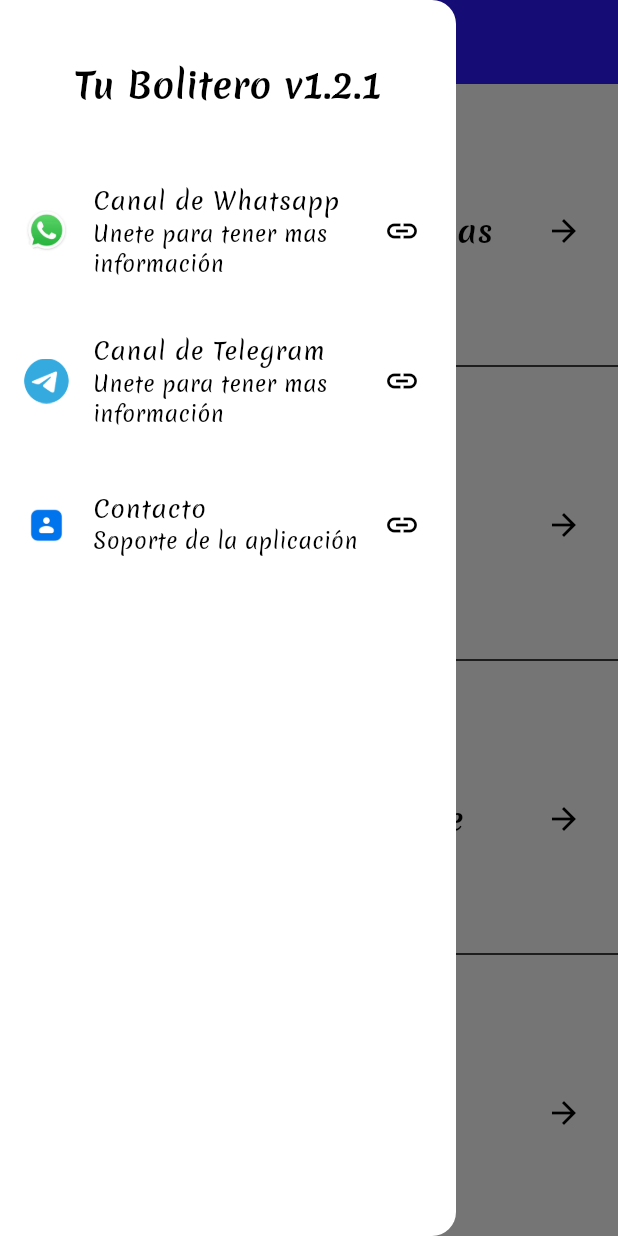
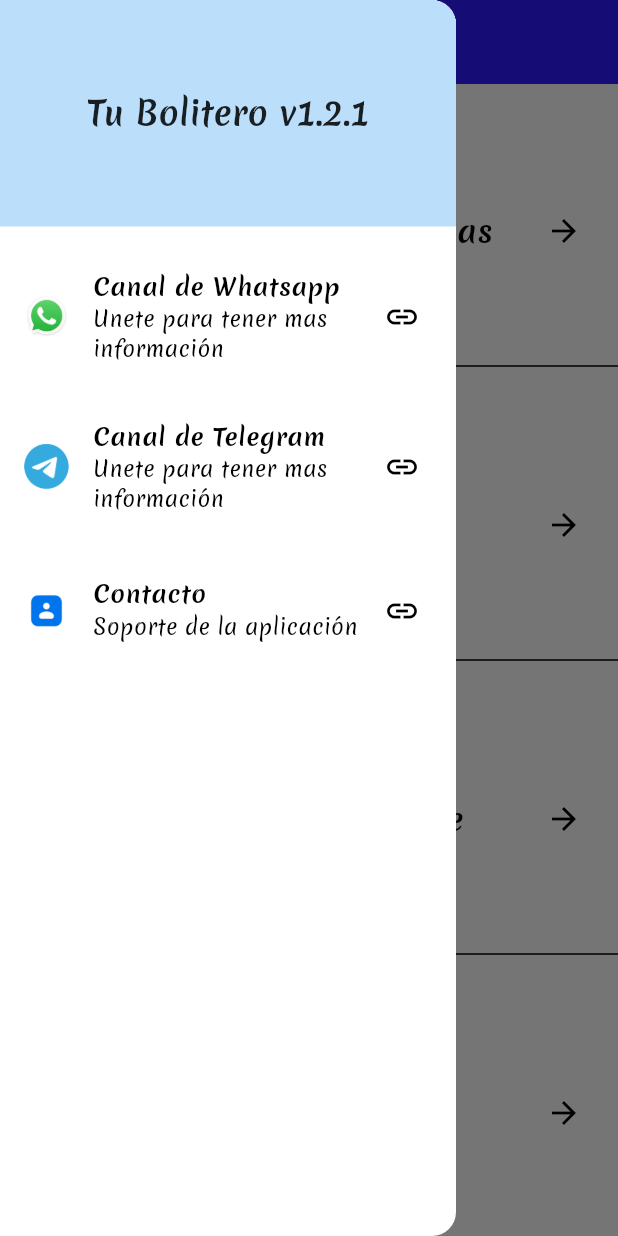
Before and after one commit to GuillermoPerez32/tu_bolitero, a Flutter app: the screen it shows after launch, with the side drawer open, on a phone screen of 412 x 824 dp. Run offline on Flutter 3.47's test engine with Material 3 defaults, Android fonts, the phone set to English and light mode, and no system bars; our stand-ins replace bloc, cached_network_image, dio, flutter_animate, flutter_bloc, freezed_annotation and 2 more; network calls fail.

Commit message:
fix drawer

```diff
--- a/lib/ui/screens/home_screen.dart
+++ b/lib/ui/screens/home_screen.dart
@@ -21,24 +21,27 @@ class HomeScreen extends StatelessWidget {
         title: const Text('Tu Bolitero'),
       ),
       drawer: Drawer(
-        child: ListView(
+        child: Column(
           children: [
-            const SizedBox(
-              height: 40,
-            ),
             Container(
-              child: const Center(
-                child: Text(
-                  'Tu Bolitero v$currentApkVersion',
-                  style: TextStyle(
-                    fontWeight: FontWeight.bold,
-                    fontSize: 24,
+              padding: const EdgeInsets.symmetric(vertical: 60),
+              color: Colors.blue[100],
+              child: const Column(
+                children: [
+                  Center(
+                    child: Text(
+                      'Tu Bolitero v$currentApkVersion',
+                      style: TextStyle(
+                          fontWeight: FontWeight.bold,
+                          fontSize: 22,
+                          color: Colors.black87),
+                    ),
                   ),
-                ),
+                ],
               ),
             ),
             const SizedBox(
-              height: 40,
+              height: 20,
             ),
             ListTile(
               leading: SizedBox(
@@ -46,7 +49,10 @@ class HomeScreen extends StatelessWidget {
                 height: 30,
                 child: Image.asset('assets/whatsapp.png'),
               ),
-              title: const Text('Canal de Whatsapp'),
+              title: const Text(
+                'Canal de Whatsapp',
+                style: TextStyle(fontWeight: FontWeight.bold),
+              ),
               subtitle: const Text('Unete para tener mas información'),
               onTap: () => launchUrl(Uri.parse(
                   'https://whatsapp.com/channel/0029VaCVnwn9mrGZA0iKjd0t')),
@@ -61,7 +67,10 @@ class HomeScreen extends StatelessWidget {
                 height: 30,
                 child: Image.asset('assets/telegram.png'),
               ),
-              title: const Text('Canal de Telegram'),
+              title: const Text(
+                'Canal de Telegram',
+                style: TextStyle(fontWeight: FontWeight.bold),
+              ),
               subtitle: const Text('Unete para tener mas información'),
               onTap: () => launchUrl(Uri.parse('https://t.me/Tu_boliteros')),
               trailing: const Icon(Icons.link),
@@ -75,7 +84,10 @@ class HomeScreen extends StatelessWidget {
                 height: 30,
                 child: Image.asset('assets/contact.png'),
               ),
-              title: const Text('Contacto'),
+              title: const Text(
+                'Contacto',
+                style: TextStyle(fontWeight: FontWeight.bold),
+              ),
               subtitle: const Text('Soporte de la aplicación'),
               onTap: () => launchUrl(Uri.parse('https://t.me/Fenix_real1')),
               trailing: const Icon(Icons.link),
```
